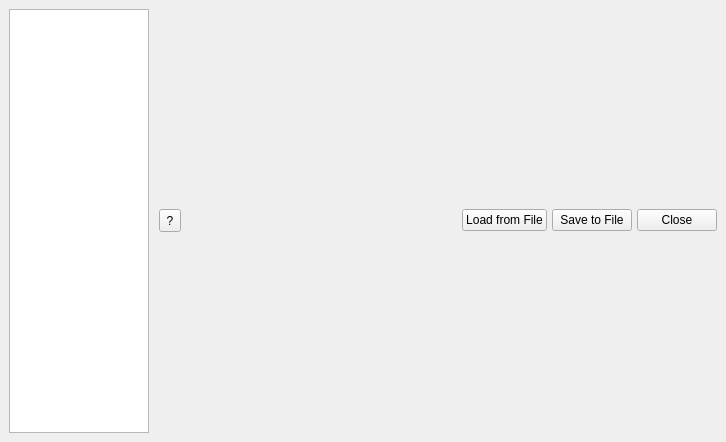
Before: the Qt Designer form qt/applications/workbench/workbench/widgets/settings/main.ui in mantidproject/mantid, drawn with Qt 5.
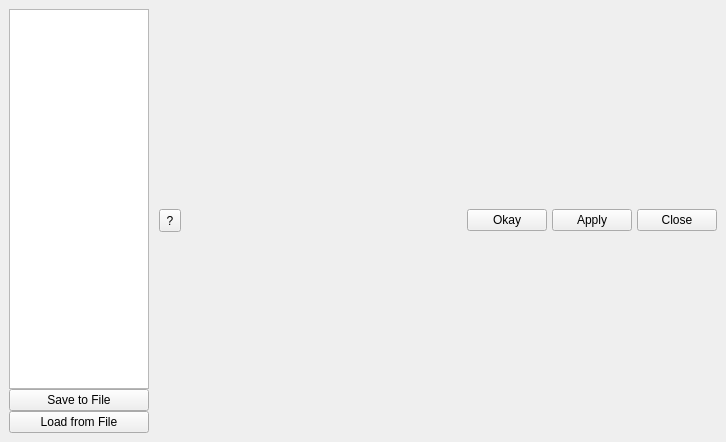
After: the same form once the commit is applied.

```diff
--- a/qt/applications/workbench/workbench/widgets/settings/main.ui
+++ b/qt/applications/workbench/workbench/widgets/settings/main.ui
@@ -24,6 +24,14 @@
        <enum>QLayout::SetNoConstraint</enum>
       </property>
       <item>
+       <layout class="QVBoxLayout" name="verticalLayout">
+        <property name="rightMargin">
+         <number>0</number>
+        </property>
+        <property name="bottomMargin">
+         <number>0</number>
+        </property>
+        <item>
        <widget class="QListWidget" name="sections">
         <property name="sizePolicy">
          <sizepolicy hsizetype="Minimum" vsizetype="Minimum">
@@ -62,6 +70,22 @@
        </widget>
       </item>
       <item>
+         <widget class="QPushButton" name="save_file_button">
+          <property name="text">
+           <string>Save to File</string>
+          </property>
+         </widget>
+        </item>
+        <item>
+         <widget class="QPushButton" name="load_file_button">
+          <property name="text">
+           <string>Load from File</string>
+          </property>
+         </widget>
+        </item>
+       </layout>
+      </item>
+      <item>
        <layout class="QVBoxLayout" name="vlayout">
         <item>
          <layout class="QVBoxLayout" name="container">
@@ -117,16 +141,16 @@
            </spacer>
           </item>
           <item>
-           <widget class="QPushButton" name="load_file_button">
+           <widget class="QPushButton" name="okay_button">
             <property name="text">
-             <string>Load from File</string>
+             <string>Okay</string>
             </property>
            </widget>
           </item>
           <item>
-           <widget class="QPushButton" name="save_file_button">
+           <widget class="QPushButton" name="apply_button">
             <property name="text">
-             <string>Save to File</string>
+             <string>Apply</string>
             </property>
            </widget>
           </item>
```
Lines whose indentation alone changed are shown as unchanged.
